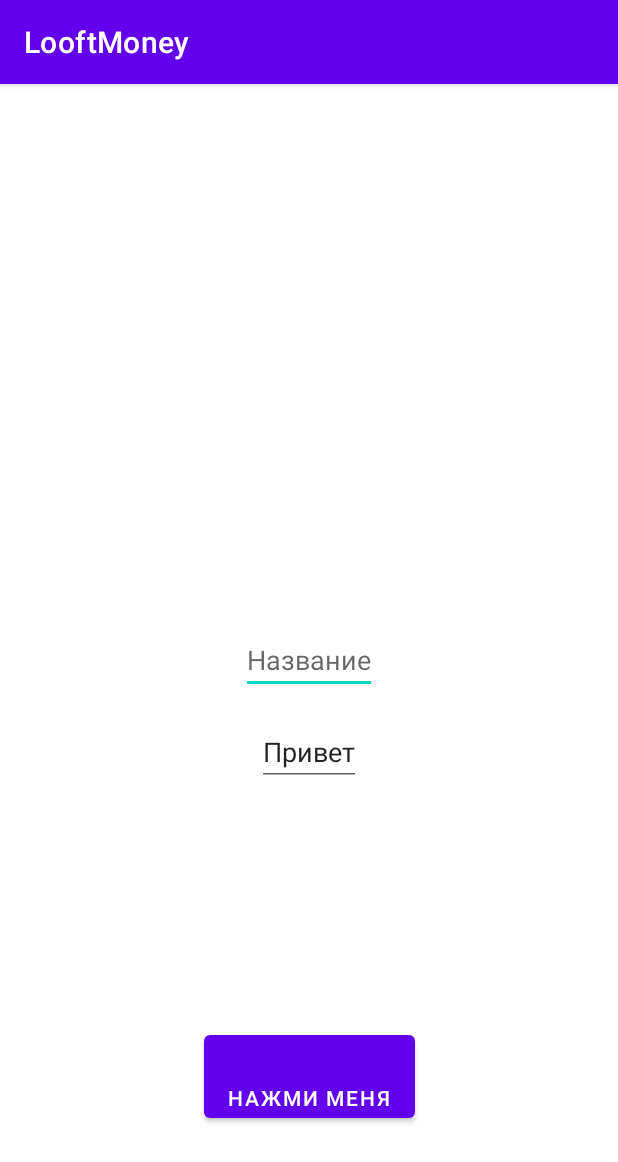
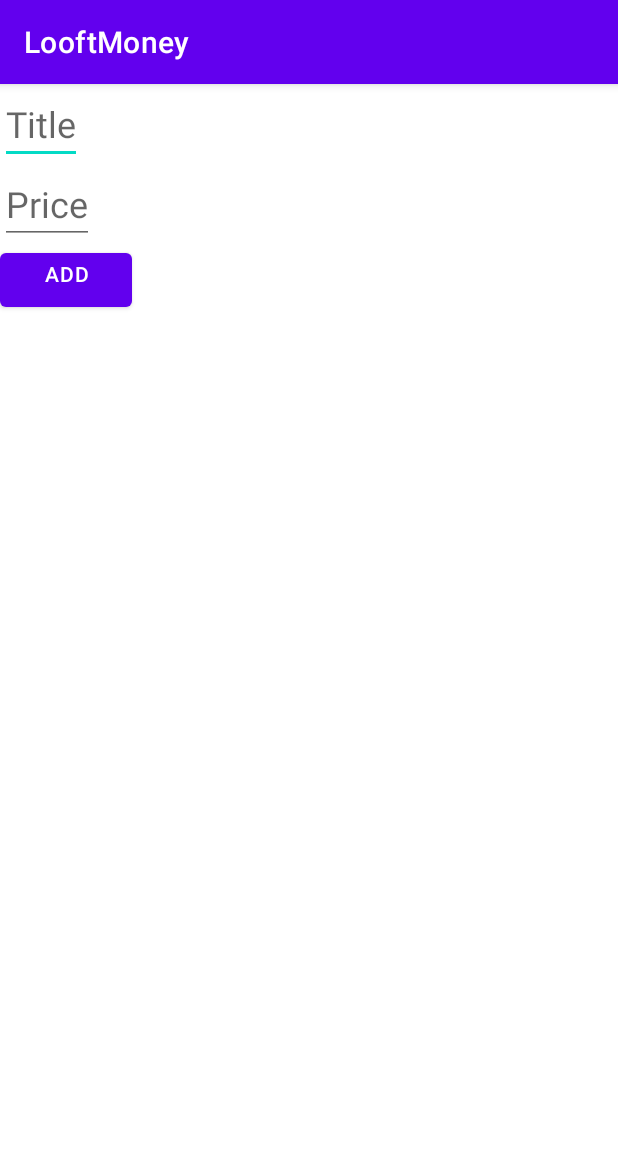
Before and after one commit to Ooz61/LooftMoney, an Android app: the screen it shows after launch (AddItemActivity), on a phone screen of 412 x 824 dp. Shown: the top 1162 px of the screen. Run offline under Robolectric (Android 15) with nearby library versions, the phone set to English and light mode, and no system bars.

Commit message:
Added styles. localization

```diff
--- a/app/src/main/res/layout/activity_add_item.xml
+++ b/app/src/main/res/layout/activity_add_item.xml
@@ -1,5 +1,6 @@
 <?xml version="1.0" encoding="utf-8"?>
-<androidx.constraintlayout.widget.ConstraintLayout
+<androidx.appcompat.widget.LinearLayoutCompat
+    android:orientation="vertical"
     xmlns:android="http://schemas.android.com/apk/res/android"
     xmlns:app="http://schemas.android.com/apk/res-auto"
     xmlns:tools="http://schemas.android.com/tools"
@@ -11,33 +12,39 @@
         android:id="@+id/name"
         android:layout_width="wrap_content"
         android:layout_height="wrap_content"
-        app:layout_constraintTop_toTopOf="parent"
-        app:layout_constraintBottom_toBottomOf="parent"
-        app:layout_constraintLeft_toLeftOf="parent"
-        app:layout_constraintRight_toRightOf="parent"
-        android:hint="Название" />
+        android:fontFamily="sans-serif"
+        android:textStyle="normal"
+        android:textSize="24sp"
+        android:textColor="#dbdbdb"
+        android:lineSpacingExtra="0sp"
+        tools:text="Название"
+        android:hint="@string/edittext_name_hint" />
 
     <EditText
         android:id="@+id/price"
         android:layout_width="wrap_content"
         android:layout_height="wrap_content"
-        app:layout_constraintTop_toBottomOf="@id/name"
-        app:layout_constraintLeft_toLeftOf="@id/name"
-        app:layout_constraintRight_toRightOf="@id/name"
-        android:layout_marginTop="16dp"
-        android:text="Привет"
-        android:hint="Цена" />
+        android:fontFamily="sans-serif"
+        android:textStyle="normal"
+        android:textSize="24sp"
+        android:textColor="#dbdbdb"
+        android:lineSpacingExtra="0sp"
+        tools:text="Цена"
+        android:hint="@string/edittext_price_hint" />
 
     <Button
         android:id="@+id/send"
         android:layout_width="wrap_content"
         android:layout_height="wrap_content"
-        app:layout_constraintTop_toBottomOf="@id/price"
-        app:layout_constraintLeft_toLeftOf="@id/name"
-        app:layout_constraintRight_toRightOf="@id/name"
-        android:layout_below="@id/price"
-        android:layout_marginTop="160dp"
-        android:paddingTop="32dp"
-        android:text="Нажми меня" />
+        android:fontFamily="sans-serif-medium"
+        android:textStyle="normal"
+        android:textSize="14sp"
+        android:textColor="@color/white"
+        android:letterSpacing="0.04"
+        android:gravity="center_horizontal"
+        tools:text="ДОБАВИТЬ"
+        android:background="@null"
+        android:text="@string/add_button_title" />
 
-</androidx.constraintlayout.widget.ConstraintLayout>
+
+</androidx.appcompat.widget.LinearLayoutCompat>
--- a/app/src/main/res/values/colors.xml
+++ b/app/src/main/res/values/colors.xml
@@ -7,4 +7,5 @@
     <color name="teal_700">#FF018786</color>
     <color name="black">#FF000000</color>
     <color name="white">#FFFFFFFF</color>
+
 </resources>
--- a/app/src/main/res/values/strings.xml
+++ b/app/src/main/res/values/strings.xml
@@ -1,4 +1,7 @@
 <resources>
     <string name="app_name">LooftMoney</string>
     <string name="click">На меня нажали</string>
+    <string name="edittext_name_hint">Title</string>
+    <string name="edittext_price_hint">Price</string>
+    <string name="add_button_title">Add</string>
 </resources>
```
Also changed, not shown: 1 other file.
